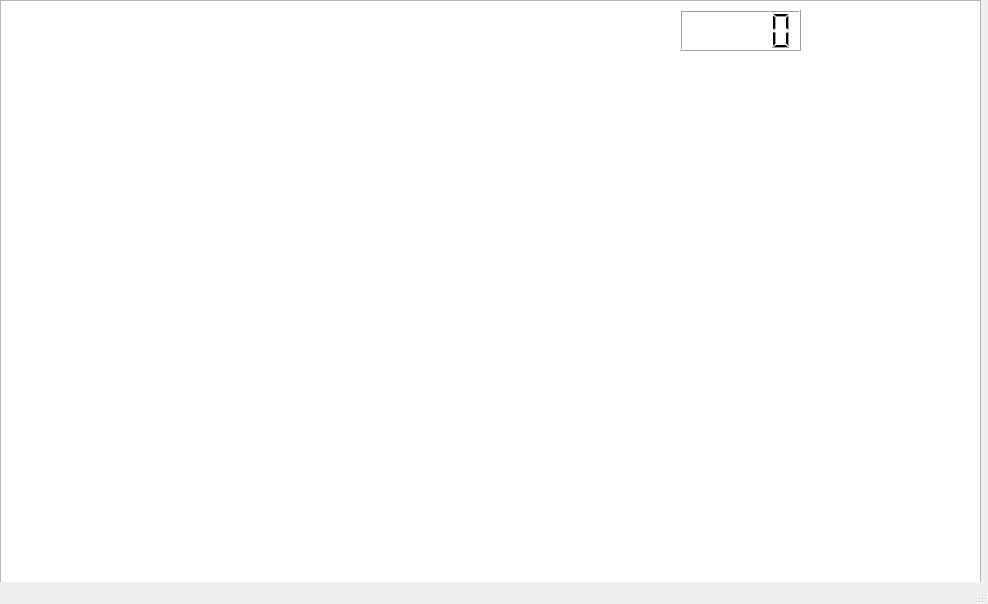
Old version of the form proyecto_final/pantalla.ui in the repository DuvanRamirez/Proyecto_final.
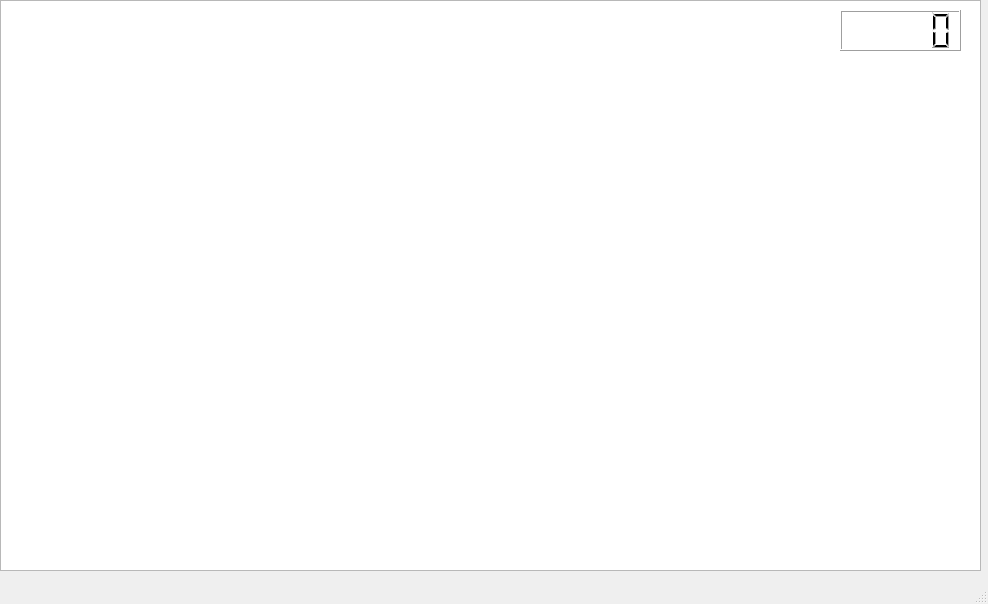
New version of the form.

```diff
--- a/proyecto_final/pantalla.ui
+++ b/proyecto_final/pantalla.ui
@@ -20,14 +20,14 @@
       <x>0</x>
       <y>0</y>
       <width>981</width>
-      <height>601</height>
+      <height>571</height>
      </rect>
     </property>
    </widget>
    <widget class="QLCDNumber" name="lcdNumber">
     <property name="geometry">
      <rect>
-      <x>680</x>
+      <x>840</x>
       <y>10</y>
       <width>121</width>
       <height>41</height>
```
